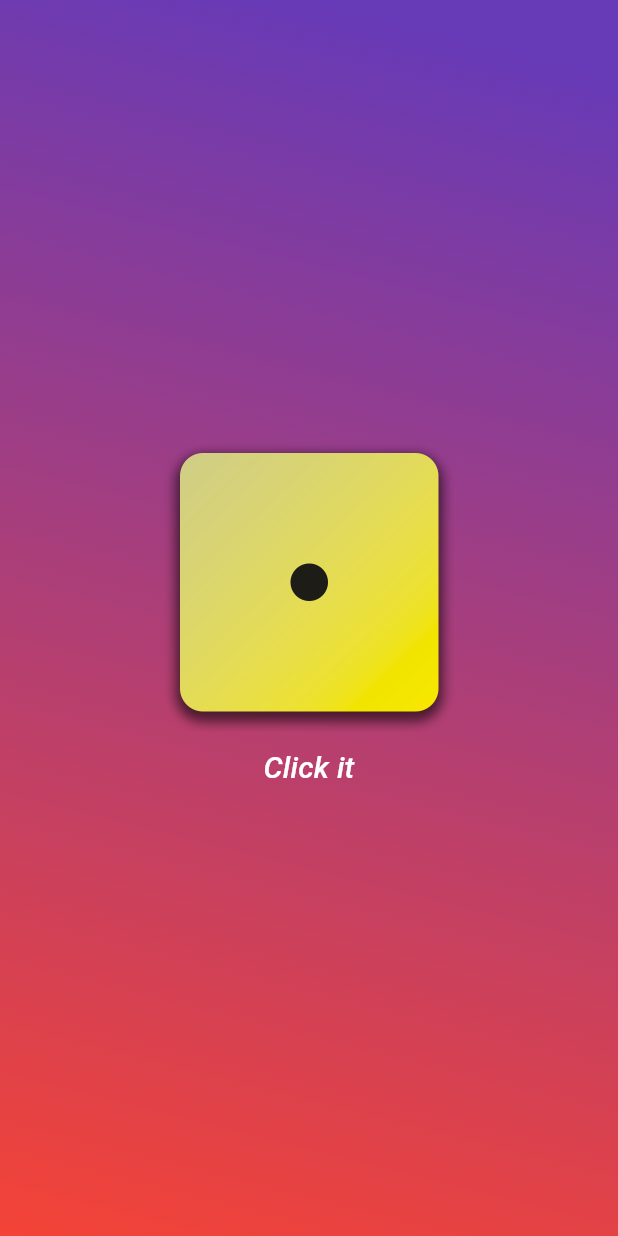
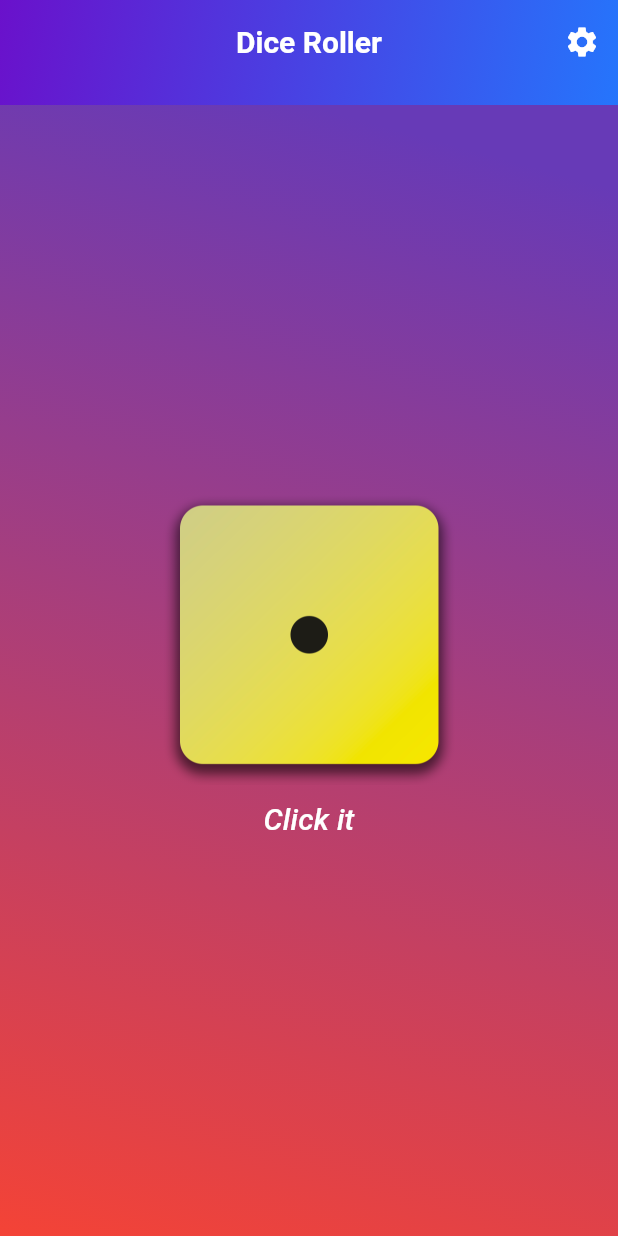
Before and after one commit to HassamAli2174/Random_Dice_Roll, a Flutter app: the screen it shows after launch, on a phone screen of 412 x 824 dp. Run offline on Flutter 3.47's test engine with Material 3 defaults, Android fonts, the phone set to English and light mode, and no system bars; Roboto replaces fonts that are missing (Poppins).

Commit message:
Added Feature: App Bar

```diff
--- /dev/null
+++ b/lib/app_bar.dart
@@ -0,0 +1,44 @@
+import 'package:flutter/material.dart';
+
+class SleekAppBar extends StatelessWidget implements PreferredSizeWidget {
+  @override
+  Size get preferredSize => Size.fromHeight(70);
+
+  @override
+  Widget build(BuildContext context) {
+    return PreferredSize(
+      preferredSize: preferredSize,
+      child: ClipRRect(
+        // borderRadius: BorderRadius.vertical(bottom: Radius.circular(25)),
+        child: Container(
+          decoration: BoxDecoration(
+            gradient: LinearGradient(
+              colors: [Color(0xFF6A11CB), Color(0xFF2575FC)],
+              begin: Alignment.topLeft,
+              end: Alignment.bottomRight,
+            ),
+          ),
+          child: AppBar(
+            backgroundColor: Colors.transparent,
+            elevation: 0,
+            title: Text(
+              'Dice Roller',
+              style: TextStyle(
+                fontSize: 20,
+                fontWeight: FontWeight.w600,
+                color: Colors.white,
+              ),
+            ),
+            centerTitle: true,
+            actions: [
+              IconButton(
+                icon: Icon(Icons.settings, color: Colors.white),
+                onPressed: () {},
+              ),
+            ],
+          ),
+        ),
+      ),
+    );
+  }
+}
--- a/lib/home_page.dart
+++ b/lib/home_page.dart
@@ -1,3 +1,4 @@
+import 'package:dice_app/app_bar.dart';
 import 'package:dice_app/styled_text.dart';
 import 'package:flutter/material.dart';
 import 'dart:math';
@@ -24,6 +25,7 @@ class _MyHomePageState extends State<MyHomePage> {
   @override
   Widget build(BuildContext context) {
     return Scaffold(
+      appBar: SleekAppBar(),
       body: Container(
         decoration: BoxDecoration(
           gradient: LinearGradient(
```
